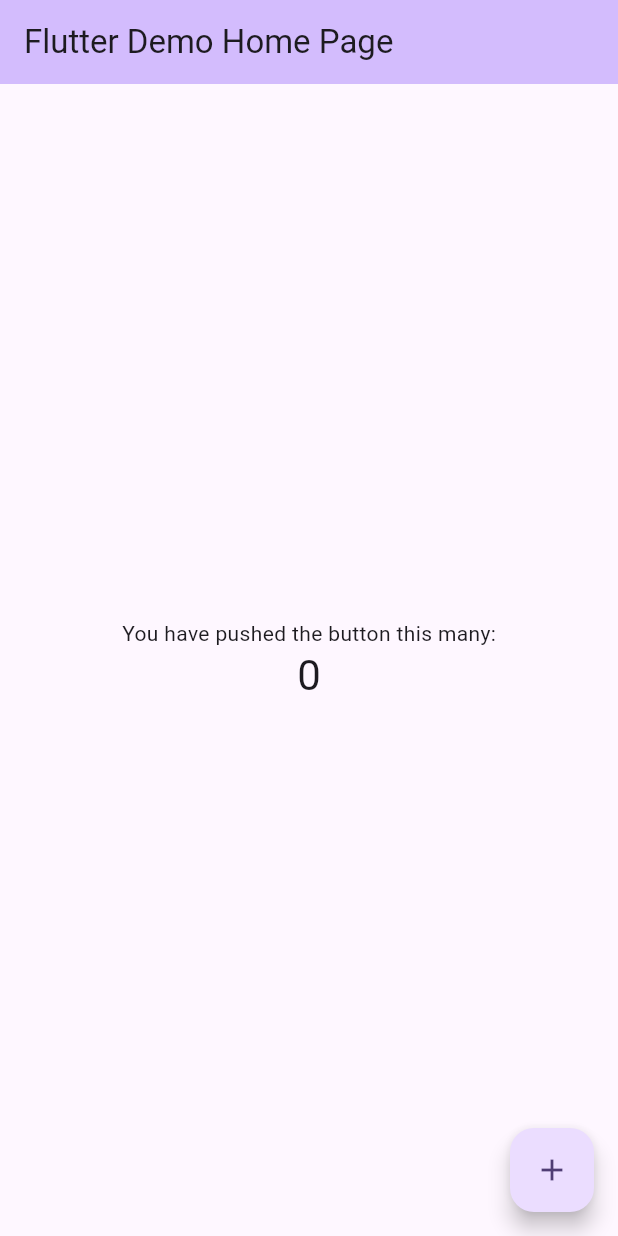
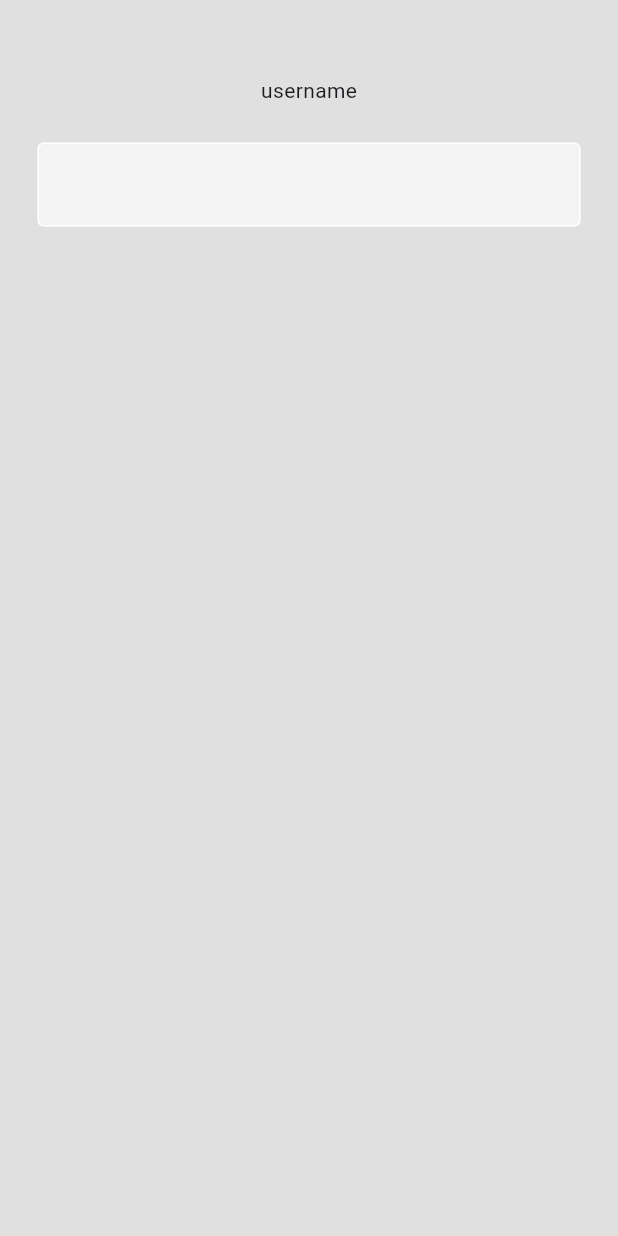
Before and after one commit to CableBK/login, a Flutter app: the screen it shows after launch, on a phone screen of 412 x 824 dp. Run offline on Flutter 3.47's test engine with Material 3 defaults, Android fonts, the phone set to English and light mode, and no system bars.

Commit message:
Update Username

```diff
--- a/lib/main.dart
+++ b/lib/main.dart
@@ -1,70 +1,18 @@
 import 'package:flutter/material.dart';
+import 'package:login/pages/login_page.dart';
 
 void main() {
-  runApp(const MyApp());
+  runApp(MyApp());
 }
 
 class MyApp extends StatelessWidget {
   const MyApp({super.key});
 
-  // This widget is the root of your application.
   @override
   Widget build(BuildContext context) {
     return MaterialApp(
-      title: 'Flutter Demo',
-      theme: ThemeData(
-        colorScheme: ColorScheme.fromSeed(seedColor: Colors.deepPurple),
-        useMaterial3: true,
-      ),
-      home: const MyHomePage(title: 'Flutter Demo Home Page'),
+      debugShowCheckedModeBanner: false,
+      home: LoginPage(),
     );
   }
 }
-
-class MyHomePage extends StatefulWidget {
-  const MyHomePage({super.key, required this.title});
-
-  final String title;
-
-  @override
-  State<MyHomePage> createState() => _MyHomePageState();
-}
-
-class _MyHomePageState extends State<MyHomePage> {
-  int _counter = 0;
-
-  void _incrementCounter() {
-    setState(() {
-      _counter++;
-    });
-  }
-
-  @override
-  Widget build(BuildContext context) {
-    return Scaffold(
-      appBar: AppBar(
-        backgroundColor: Theme.of(context).colorScheme.inversePrimary,
-        title: Text(widget.title),
-      ),
-      body: Center(
-        child: Column(
-          mainAxisAlignment: MainAxisAlignment.center,
-          children: <Widget>[
-            const Text(
-              'You have pushed the button this many:',
-            ),
-            Text(
-              '$_counter',
-              style: Theme.of(context).textTheme.headlineMedium,
-            ),
-          ],
-        ),
-      ),
-      floatingActionButton: FloatingActionButton(
-        onPressed: _incrementCounter,
-        tooltip: 'Increment',
-        child: const Icon(Icons.add),
-      ), // This trailing comma makes auto-formatting nicer for build methods.
-    );
-  }
-}
--- /dev/null
+++ b/lib/pages/login_page.dart
@@ -0,0 +1,48 @@
+import 'package:flutter/material.dart';
+
+class LoginPage extends StatefulWidget {
+  const LoginPage({super.key});
+
+  @override
+  State<LoginPage> createState() => _LoginPageState();
+}
+
+class _LoginPageState extends State<LoginPage> {
+  @override
+  Widget build(BuildContext context) {
+    return Scaffold(
+      backgroundColor: Colors.grey[300],
+      body: SafeArea(
+        child: Center(
+          child: Column(
+            children: const [
+              SizedBox(
+                height: 50,
+              ),
+              Text(
+                'username',
+              ),
+              const SizedBox(
+                height: 25,
+              ),
+              Padding(
+                padding: EdgeInsets.symmetric(horizontal: 25.0),
+                child: TextField(
+                  decoration: InputDecoration(
+                      enabledBorder: const OutlineInputBorder(
+                        borderSide: BorderSide(color: Colors.white),
+                      ),
+                      focusedBorder: OutlineInputBorder(
+                        borderSide: BorderSide(color: Colors.grey),
+                      ),
+                      fillColor: Colors.white60,
+                      filled: true),
+                ),
+              ),
+            ],
+          ),
+        ),
+      ),
+    );
+  }
+}
```
